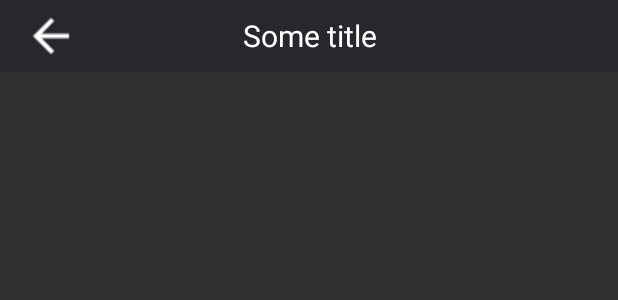
After one commit to daniel0707/Home-Cinema, an Android app: the layout activity_settings.xml on its own in the app's theme, with its tools: preview values and no code run, on a phone screen of 412 x 824 dp. The commit adds this screen. Shown: the top 300 px of the screen. Run offline under Robolectric (Android 15) with nearby library versions, the phone set to English and light mode, and no system bars.

Commit message:
custom topbar with back button created for settings view

```diff
--- a/app/build.gradle
+++ b/app/build.gradle
@@ -30,14 +30,15 @@ android {
 
 dependencies {
     implementation fileTree(dir: 'libs', include: ['*.jar'])
-    implementation"org.jetbrains.kotlin:kotlin-stdlib-jdk7:$kotlin_version"
+    implementation "org.jetbrains.kotlin:kotlin-stdlib-jdk7:$kotlin_version"
     implementation 'com.android.support:appcompat-v7:28.0.0'
     implementation 'com.android.support.constraint:constraint-layout:1.1.3'
     implementation 'com.google.ar.sceneform.ux:sceneform-ux:1.5.0'
     testImplementation 'junit:junit:4.12'
     androidTestImplementation 'com.android.support.test:runner:1.0.2'
     androidTestImplementation 'com.android.support.test.espresso:espresso-core:3.0.2'
-    implementation 'com.android.support:recyclerview-v7:28.0.0'}
+    implementation 'com.android.support:recyclerview-v7:28.0.0'
+}
 
 
 sceneform.asset('sampledata/models/chroma_key_video.obj',
--- a/app/src/main/java/com/example/android/homecinema/MainActivity.kt
+++ b/app/src/main/java/com/example/android/homecinema/MainActivity.kt
@@ -63,7 +63,10 @@ class MainActivity : AppCompatActivity() {
         when (item.itemId) {
             R.id.action_settings -> {
                 Log.i("DBG", "CLICKED")
-                //TODO open settings activity
+                val intent = Intent(applicationContext, SettingsActivity::class.java)
+                startActivity(intent)
+                overridePendingTransition(R.transition.slide_righttoleft, R.transition.hold)
+
                 return true
             }
         }
--- /dev/null
+++ b/app/src/main/res/layout/activity_settings.xml
@@ -0,0 +1,41 @@
+<?xml version="1.0" encoding="utf-8"?>
+<android.support.constraint.ConstraintLayout xmlns:android="http://schemas.android.com/apk/res/android"
+    xmlns:app="http://schemas.android.com/apk/res-auto"
+    android:theme="@android:style/Theme.Translucent"
+    xmlns:tools="http://schemas.android.com/tools"
+    android:layout_width="match_parent"
+    android:layout_height="match_parent"
+    tools:context=".SettingsActivity">
+
+    <android.support.v7.widget.Toolbar
+        android:id="@+id/settingsbar"
+        android:layout_width="match_parent"
+        android:layout_height="0dp"
+        android:background="?attr/colorPrimary"
+        android:minHeight="?attr/actionBarSize"
+        android:padding="1dp"
+        app:subtitleTextColor="#f5fbff"
+        app:titleTextColor="#fff"
+        tools:layout_editor_absoluteX="0dp"
+        tools:layout_editor_absoluteY="0dp">
+
+        <ImageView
+            android:id="@+id/backButton"
+            android:layout_width="wrap_content"
+            android:layout_height="wrap_content"
+            android:src="@drawable/outline_arrow_back_white_18dp" />
+
+        <TextView
+            android:id="@+id/settingsbar_text"
+            android:layout_width="match_parent"
+            android:layout_height="wrap_content"
+            android:layout_marginRight="50dp"
+            android:gravity="center"
+            android:textColor="@color/colorText"
+            android:textSize="20sp"
+            tools:text="Some title" />
+
+
+    </android.support.v7.widget.Toolbar>
+
+</android.support.constraint.ConstraintLayout>
--- a/app/src/main/res/menu/homecinemamenu.xml
+++ b/app/src/main/res/menu/homecinemamenu.xml
@@ -5,7 +5,7 @@
     >
     <item
         android:id="@+id/action_settings"
-        android:icon="@drawable/baseline_settings_white_24dp"
+        android:icon="@drawable/outline_settings_white_18dp"
         android:title="settings"
         app:showAsAction="ifRoom"/>
 </menu>
--- /dev/null
+++ b/app/src/main/res/transition/hold.xml
@@ -0,0 +1,4 @@
+<?xml version="1.0" encoding="utf-8"?>
+<set xmlns:android="http://schemas.android.com/apk/res/android">
+    <translate android:fromYDelta="0%p" android:toYDelta="0%p" android:duration="2000"/>
+</set>
--- /dev/null
+++ b/app/src/main/res/transition/slide_lefttoright.xml
@@ -0,0 +1,5 @@
+<translate xmlns:android="http://schemas.android.com/apk/res/android"
+    android:duration="@android:integer/config_mediumAnimTime"
+    android:fromXDelta="-100%p"
+    android:toXDelta="0"
+    android:zAdjustment="top" />
--- /dev/null
+++ b/app/src/main/res/transition/slide_righttoleft.xml
@@ -0,0 +1,5 @@
+<translate xmlns:android="http://schemas.android.com/apk/res/android"
+    android:duration="@android:integer/config_mediumAnimTime"
+    android:fromXDelta="100%p"
+    android:toXDelta="0"
+    android:zAdjustment="top" />
```
Also changed, not shown: app/src/main/AndroidManifest.xml (+12 -3 lines), app/src/main/java/com/example/android/homecinema/SettingsActivity.kt (added, +39 -0 lines), app/src/main/res/drawable/baseline_settings_white_18dp.png (deleted), app/src/main/res/drawable/baseline_settings_white_24dp.png (deleted), app/src/main/res/drawable/outline_arrow_back_white_18dp.png (added), app/src/main/res/drawable/outline_settings_white_18dp.png (added).
